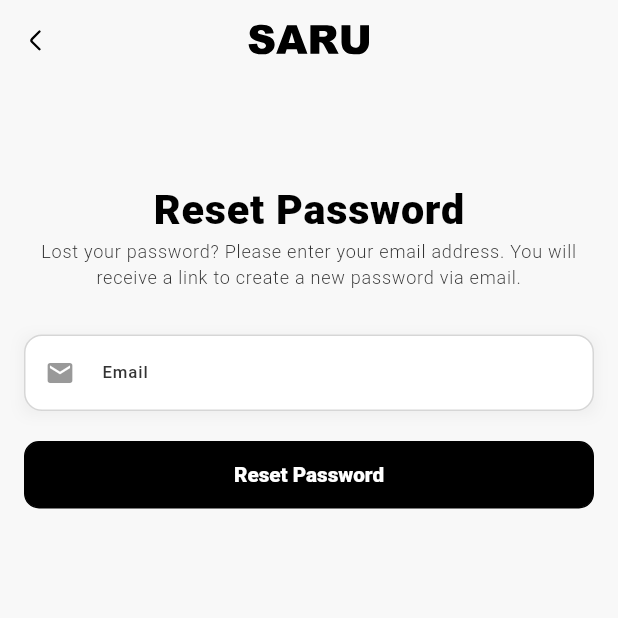
After one commit to ahmed-tariq786/Saru-Flutter-App, a Flutter app: the ResetScreen screen opened directly, on a phone screen of 412 x 824 dp, the top half of it. The commit adds this screen. Run offline on Flutter 3.47's test engine with Material 3 defaults, Android fonts, the phone set to English and light mode, and no system bars; drawn by our look-alikes of toastification; our stand-ins replace cached_network_image, country_picker, dots_indicator, dropdown_button2, flutter_html, flutter_screenutil and 7 more; missing offline and left inert: string_similarity; accounts and stored records are empty; network calls fail; Roboto replaces fonts that are missing (Arial).

Commit message:
feat: Implement password reset functionality; add localization for reset messages and update error handling

```diff
--- a/lib/graphql/mutation/account_mutation.dart
+++ b/lib/graphql/mutation/account_mutation.dart
@@ -27,6 +27,7 @@ String customerLoginMutation({String locale = 'EN'}) {
         expiresAt
       }
       customerUserErrors {
+        code
         field
         message
       }
--- /dev/null
+++ b/lib/graphql/mutation/account_reset_mutation.dart
@@ -0,0 +1,14 @@
+/// 1️⃣ Ask Shopify to send the reset email
+String customerRecoverMutation() {
+  return '''
+  mutation customerRecover(\$email: String!) {
+    customerRecover(email: \$email) {
+      customerUserErrors {
+        code
+        field
+        message
+      }
+    }
+  }
+  ''';
+}
--- a/lib/graphql/mutation/cart_buyer.dart
+++ b/lib/graphql/mutation/cart_buyer.dart
@@ -11,6 +11,7 @@ const String cartBuyerIdentityUpdateMutation = r'''
         }
       }
       userErrors {
+        code
         field
         message
       }
@@ -29,6 +30,11 @@ mutation cartBuyerIdentityUpdate($cartId: ID!, $buyerIdentity: CartBuyerIdentity
         }
       }
     }
+    userErrors {
+      code
+      field
+      message
+    }
   }
 }
 ''';
--- a/lib/l10n/intl_ar.arb
+++ b/lib/l10n/intl_ar.arb
@@ -185,5 +185,9 @@
   "anErrorOccurredPleaseTryAgain": "حدث خطأ ، يرجى المحاولة مرة أخرى.",
   "province": "مقاطعة",
   "governorate": "محافظة",
-  "searchCountry": "دولة البحث"
+  "searchCountry": "دولة البحث",
+  "lostYourPasswordPleaseEnterYourEmailAddressYouWill": "Lost your password? Please enter your email address. You will receive a link to create a new password via email.",
+  "resetPassword": "Reset Password",
+  "pleaseCheckYourEmailForResetInstructions": "Please check your email for reset instructions.",
+  "failedToSendResetPasswordEmailPleaseTryAgain": "Failed to send reset password email. Please try again."
 }
--- a/lib/l10n/intl_en.arb
+++ b/lib/l10n/intl_en.arb
@@ -185,5 +185,9 @@
   "anErrorOccurredPleaseTryAgain": "An error occurred, please try again.",
   "province": "Province",
   "governorate": "Governorate",
-  "searchCountry": "Search country"
+  "searchCountry": "Search country",
+  "lostYourPasswordPleaseEnterYourEmailAddressYouWill": "Lost your password? Please enter your email address. You will receive a link to create a new password via email.",
+  "resetPassword": "Reset Password",
+  "pleaseCheckYourEmailForResetInstructions": "Please check your email for reset instructions.",
+  "failedToSendResetPasswordEmailPleaseTryAgain": "Failed to send reset password email. Please try again."
 }
--- /dev/null
+++ b/lib/screens/Account/Reset/reset_screen.dart
@@ -0,0 +1,240 @@
+import 'package:flutter/material.dart';
+import 'package:flutter_svg/svg.dart';
+import 'package:get/get.dart';
+import 'package:persistent_bottom_nav_bar/persistent_bottom_nav_bar.dart';
+import 'package:saru/generated/l10n.dart';
+import 'package:saru/services/account_service.dart';
+import 'package:saru/widgets/constants/back.dart';
+import 'package:saru/widgets/constants/button.dart';
+import 'package:saru/widgets/constants/colors.dart';
+import 'package:saru/widgets/constants/my_text.dart';
+import 'package:saru/widgets/constants/text_style.dart';
+import 'package:saru/widgets/constants/toast.dart';
+
+class ResetScreen extends StatefulWidget {
+  const ResetScreen({super.key});
+
+  @override
+  State<ResetScreen> createState() => _ResetScreenState();
+}
+
+class _ResetScreenState extends State<ResetScreen> {
+  FocusNode emailFocusNode = FocusNode();
+  RxBool isLoading = false.obs;
+  final accountController = Get.find<AccountController>();
+  TextEditingController emailController = TextEditingController();
+
+  final _formKey = GlobalKey<FormState>();
+  @override
+  Widget build(BuildContext context) {
+    return GestureDetector(
+      onTap: () {
+        FocusScopeNode currentFocus = FocusScope.of(context);
+        if (!currentFocus.hasPrimaryFocus) {
+          currentFocus.unfocus();
+        }
+      },
+      child: Scaffold(
+        backgroundColor: AppColors.bg,
+        appBar: AppBar(
+          backgroundColor: AppColors.bg,
+          scrolledUnderElevation: 0,
+          toolbarHeight: 0,
+        ),
+        body: Column(
+          children: [
+            Row(
+              mainAxisAlignment: MainAxisAlignment.spaceBetween,
+              children: [
+                backButton(context),
+                SvgPicture.asset(
+                  'assets/icons/logo.svg',
+                  width: Get.width * 0.2,
+                ),
+                Opacity(
+                  opacity: 0,
+                  child: backButton(context),
+                ),
+              ],
+            ),
+
+            Padding(
+              padding: const EdgeInsets.all(16.0),
+              child: SingleChildScrollView(
+                child: Form(
+                  key: _formKey,
+                  child: Column(
+                    mainAxisAlignment: MainAxisAlignment.center,
+                    crossAxisAlignment: CrossAxisAlignment.center,
+                    children: [
+                      SizedBox(
+                        height: 50,
+                      ),
+                      myText(S.of(context).resetPassword, 32, FontWeight.w800, AppColors.black, TextAlign.left),
+                      myText(
+                        S.of(context).lostYourPasswordPleaseEnterYourEmailAddressYouWill,
+                        14,
+                        FontWeight.w300,
+                        AppColors.darkGrey,
+                        TextAlign.center,
+                      ),
+                      SizedBox(
+                        height: 30,
+                      ),
+                      // Email
+                      Container(
+                        decoration: BoxDecoration(
+                          boxShadow: [
+                            BoxShadow(
+                              color: AppColors.black.withOpacity(0.05),
+                              blurRadius: 8,
+                              offset: Offset(0, 2),
+                            ),
+                          ],
+                        ),
+                        child: TextFormField(
+                          controller: emailController,
+                          focusNode: emailFocusNode,
+                          validator: _validateEmail,
+                          style: textstyle(
+                            15,
+                            AppColors.black,
+                            FontWeight.w400,
+                          ),
+                          keyboardType: TextInputType.emailAddress,
+
+                          decoration: InputDecoration(
+                            fillColor: AppColors.white,
+                            filled: true,
+                            prefixIcon: Icon(
+                              Icons.email,
+                              color: AppColors.darkGrey.withOpacity(0.5),
+                              size: 20,
+                            ),
+
+                            focusedBorder: OutlineInputBorder(
+                              borderSide: BorderSide(width: 1, color: AppColors.darkGrey.withOpacity(0.2)),
+
+                              borderRadius: BorderRadius.circular(
+                                12,
+                              ),
+                            ),
+
+                            enabledBorder: OutlineInputBorder(
+                              borderSide: BorderSide(width: 1, color: AppColors.darkGrey.withOpacity(0.2)),
+
+                              borderRadius: BorderRadius.circular(
+                                12,
+                              ),
+                            ),
+                            disabledBorder: OutlineInputBorder(
+                              borderSide: BorderSide(width: 1, color: AppColors.darkGrey.withOpacity(0.2)),
+
+                              borderRadius: BorderRadius.circular(
+                                12,
+                              ),
+                            ),
+                            border: OutlineInputBorder(
+                              borderSide: BorderSide(width: 1, color: AppColors.darkGrey.withOpacity(0.2)),
+
+                              borderRadius: BorderRadius.circular(
+                                12,
+                              ),
+                            ),
+                            focusedErrorBorder: OutlineInputBorder(
+                              borderRadius: BorderRadius.circular(12),
+                              borderSide: BorderSide(
+                                width: 1,
+                                color: const Color.fromARGB(255, 198, 21, 9),
+                              ),
+                            ),
+                            errorBorder: OutlineInputBorder(
+                              borderRadius: BorderRadius.circular(12),
+                              borderSide: BorderSide(
+                                width: 1,
+                                color: const Color.fromARGB(255, 198, 21, 9),
+                              ),
+                            ),
+
+                            labelText: S.of(context).email,
+                            labelStyle: textstyle(
+                              13,
+                              AppColors.darkGrey.withOpacity(1),
+                              FontWeight.w500,
+                            ),
+
+                            hintText: S.of(context).email,
+                            hintStyle: textstyle(
+                              15,
+                              AppColors.darkGrey.withOpacity(0.5),
+                              FontWeight.w500,
+                            ),
+                          ),
+                        ),
+                      ),
+                      SizedBox(
+                        height: 20,
+                      ),
+
+                      Obx(
+                        () => RoundButton(
+                          text: S.of(context).resetPassword,
+                          backgroundColor: AppColors.black,
+                          borderColor: AppColors.black,
+                          height: 45,
+                          width: Get.width,
+                          loading: isLoading.value,
+
+                          radius: 10,
+                          onClick: () async {
+                            FocusScopeNode currentFocus = FocusScope.of(context);
+                            if (!currentFocus.hasPrimaryFocus) {
+                              currentFocus.unfocus();
+                            }
+
+                            if (_formKey.currentState!.validate()) {
+                              isLoading.value = true;
+                              bool success = await accountController.recoverCustomer(emailController.text.trim());
+
+                              if (success) {
+                                ShowToast().showSuccessToast(S.of(context).pleaseCheckYourEmailForResetInstructions);
+                                isLoading.value = false;
+                                PersistentNavBarNavigator.pop(context);
+                                return;
+                              } else {
+                                ShowToast().showErrorToast(S.of(context).failedToSendResetPasswordEmailPleaseTryAgain);
+                                return;
+                              }
+                            }
+                          },
+                          fontSize: 16,
+                          fontWeight: FontWeight.w800,
+                          textcolor: AppColors.white,
+                          align: TextAlign.center,
+                          isheading: false,
+                        ),
+                      ),
+                    ],
+                  ),
+                ),
+              ),
+            ),
+          ],
+        ),
+      ),
+    );
+  }
+
+  String? _validateEmail(String? value) {
+    if (value == null || value.isEmpty) {
+      return S.of(context).pleaseEnterYourEmail;
+    }
+
+    final emailRegex = RegExp(r'^[a-zA-Z0-9._%+-]+@[a-zA-Z0-9.-]+\.[a-zA-Z]{2,}$');
+    if (!emailRegex.hasMatch(value)) {
+      return S.of(context).pleaseEnterAValidEmailAddress;
+    }
+
+    return null;
+  }
+}
--- a/lib/services/cart_service.dart
+++ b/lib/services/cart_service.dart
@@ -645,7 +645,7 @@ class CartController extends GetxController {
 
     final errors = result.data?['cartBuyerIdentityUpdate']?['userErrors'] as List?;
     if (errors != null && errors.isNotEmpty) {
-      print("Cart attach error: ${errors.first['message']}");
+      print("Cart attach error: ${errors.first['code']}");
       return false;
     }
 
@@ -677,7 +677,7 @@ class CartController extends GetxController {
 
     final errors = result.data?['cartBuyerIdentityUpdate']?['userErrors'] as List?;
     if (errors != null && errors.isNotEmpty) {
-      print("Cart attach error: ${errors.first['message']}");
+      print("Cart attach error: ${errors.first['code']}");
       return false;
     }
 
--- a/lib/services/discount_service.dart
+++ b/lib/services/discount_service.dart
@@ -46,7 +46,7 @@ class DiscountController extends GetxController {
       // Check userErrors from Shopify
       final userErrors = updateData['userErrors'] as List?;
       if (userErrors != null && userErrors.isNotEmpty) {
-        final errorMessage = userErrors[0]['message'] ?? 'Unknown discount error';
+        final errorMessage = userErrors[0]['code'] ?? 'Unknown discount error';
         lastDiscountError.value = errorMessage;
         print("❌ Discount error: $errorMessage");
         return {'success': false, 'error': errorMessage};
```
Also changed, not shown: lib/screens/Account/login/login_screen.dart (+18 -14 lines), lib/services/account_service.dart (+37 -3 lines), lib/services/address_service.dart (+6 -6 lines), lib/generated/intl/messages_ar.dart, lib/generated/intl/messages_en.dart, lib/generated/l10n.dart.
